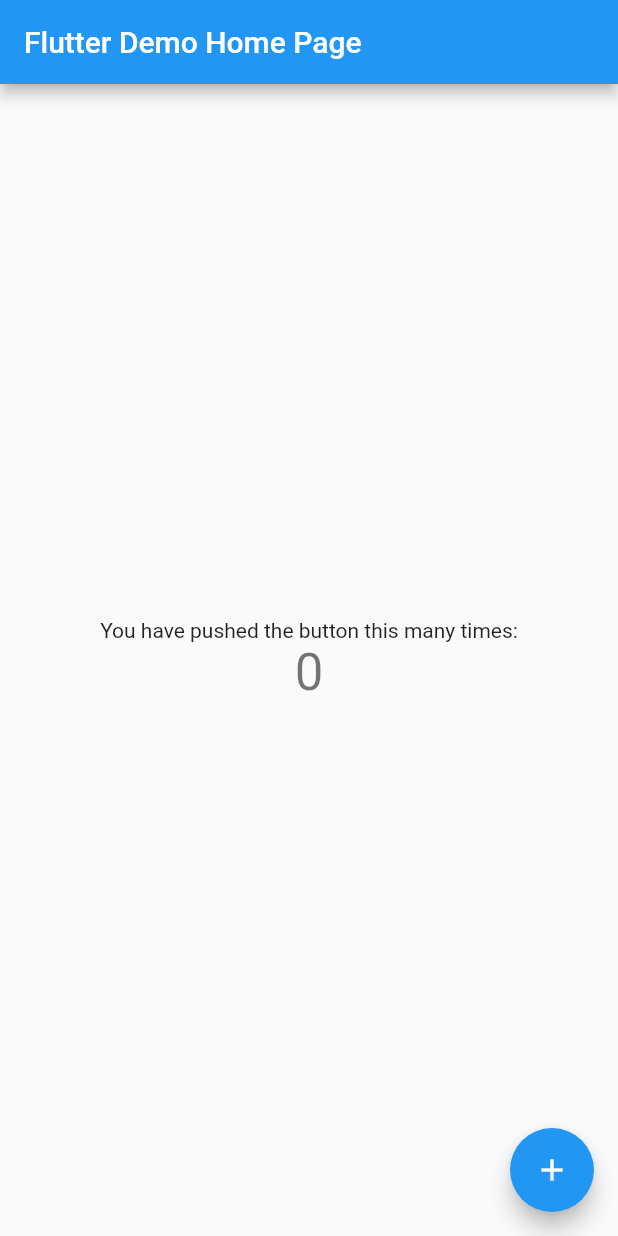
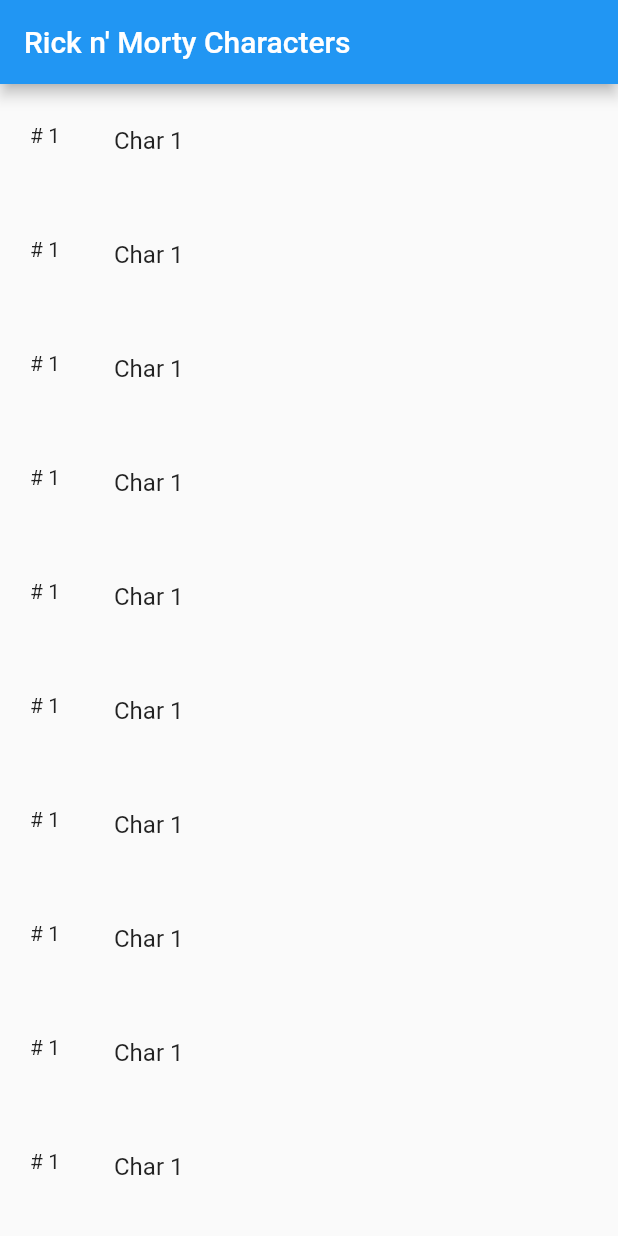
Before and after one commit to abdelrahman-saad/rick_n_morty, a Flutter app: the screen it shows after launch, on a phone screen of 412 x 824 dp. Run offline on Flutter 3.47's test engine with Material 2 defaults, Android fonts, the phone set to English and light mode, and no system bars.

Commit message:
adding simple UI

```diff
--- /dev/null
+++ b/lib/business_logic/models/character.dart
@@ -0,0 +1,15 @@
+class Character {
+
+  int id;
+  String name;
+  String status;
+  String species;
+  String type;
+  String gender;
+  String origin;
+  String locationName;
+  String imageURL;
+
+  Character.name(this.id, this.name, this.status, this.species, this.type,
+      this.gender, this.origin, this.locationName, this.imageURL);
+}
--- /dev/null
+++ b/lib/const.dart
@@ -0,0 +1,5 @@
+import 'package:flutter/cupertino.dart';
+
+TextStyle textStyle = TextStyle(
+fontSize: 25.0,
+);
--- a/lib/main.dart
+++ b/lib/main.dart
@@ -1,4 +1,6 @@
 import 'package:flutter/material.dart';
+import 'package:rick_n_morty/presentation/character_screen.dart';
+import 'package:rick_n_morty/presentation/characters_list_screen.dart';
 
 void main() {
   runApp(const MyApp());
@@ -6,110 +8,17 @@
 
 class MyApp extends StatelessWidget {
   const MyApp({Key? key}) : super(key: key);
-
-  // This widget is the root of your application.
   @override
   Widget build(BuildContext context) {
     return MaterialApp(
-      title: 'Flutter Demo',
-      theme: ThemeData(
-        // This is the theme of your application.
-        //
-        // Try running your application with "flutter run". You'll see the
-        // application has a blue toolbar. Then, without quitting the app, try
-        // changing the primarySwatch below to Colors.green and then invoke
-        // "hot reload" (press "r" in the console where you ran "flutter run",
-        // or simply save your changes to "hot reload" in a Flutter IDE).
-        // Notice that the counter didn't reset back to zero; the application
-        // is not restarted.
-        primarySwatch: Colors.blue,
-      ),
-      home: const MyHomePage(title: 'Flutter Demo Home Page'),
-    );
+        title: 'Rick n\' Morty Character',
+        theme: ThemeData(
+          primarySwatch: Colors.blue,
+        ),
+        initialRoute: '/',
+        routes: {
+          '/': (context) => const CharactersListScreen(),
+          CharacterScreen.route: (context) => const CharacterScreen()
+        });
   }
 }
-
-class MyHomePage extends StatefulWidget {
-  const MyHomePage({Key? key, required this.title}) : super(key: key);
-
-  // This widget is the home page of your application. It is stateful, meaning
-  // that it has a State object (defined below) that contains fields that affect
-  // how it looks.
-
-  // This class is the configuration for the state. It holds the values (in this
-  // case the title) provided by the parent (in this case the App widget) and
-  // used by the build method of the State. Fields in a Widget subclass are
-  // always marked "final".
-
-  final String title;
-
-  @override
-  State<MyHomePage> createState() => _MyHomePageState();
-}
-
-class _MyHomePageState extends State<MyHomePage> {
-  int _counter = 0;
-
-  void _incrementCounter() {
-    setState(() {
-      // This call to setState tells the Flutter framework that something has
-      // changed in this State, which causes it to rerun the build method below
-      // so that the display can reflect the updated values. If we changed
-      // _counter without calling setState(), then the build method would not be
-      // called again, and so nothing would appear to happen.
-      _counter++;
-    });
-  }
-
-  @override
-  Widget build(BuildContext context) {
-    // This method is rerun every time setState is called, for instance as done
-    // by the _incrementCounter method above.
-    //
-    // The Flutter framework has been optimized to make rerunning build methods
-    // fast, so that you can just rebuild anything that needs updating rather
-    // than having to individually change instances of widgets.
-    return Scaffold(
-      appBar: AppBar(
-        // Here we take the value from the MyHomePage object that was created by
-        // the App.build method, and use it to set our appbar title.
-        title: Text(widget.title),
-      ),
-      body: Center(
-        // Center is a layout widget. It takes a single child and positions it
-        // in the middle of the parent.
-        child: Column(
-          // Column is also a layout widget. It takes a list of children and
-          // arranges them vertically. By default, it sizes itself to fit its
-          // children horizontally, and tries to be as tall as its parent.
-          //
-          // Invoke "debug painting" (press "p" in the console, choose the
-          // "Toggle Debug Paint" action from the Flutter Inspector in Android
-          // Studio, or the "Toggle Debug Paint" command in Visual Studio Code)
-          // to see the wireframe for each widget.
-          //
-          // Column has various properties to control how it sizes itself and
-          // how it positions its children. Here we use mainAxisAlignment to
-          // center the children vertically; the main axis here is the vertical
-          // axis because Columns are vertical (the cross axis would be
-          // horizontal).
-          mainAxisAlignment: MainAxisAlignment.center,
-          children: <Widget>[
-            const Text(
-              'You have pushed the button this many times:',
-            ),
-            Text(
-              '$_counter',
-              style: Theme.of(context).textTheme.headline4,
-            ),
-          ],
-        ),
-      ),
-      floatingActionButton: FloatingActionButton(
-        onPressed: _incrementCounter,
-        tooltip: 'Increment',
-        child: const Icon(Icons.add),
-      ), // This trailing comma makes auto-formatting nicer for build methods.
-    );
-  }
-}
--- /dev/null
+++ b/lib/presentation/characters_list_screen.dart
@@ -0,0 +1,29 @@
+import 'package:flutter/material.dart';
+import 'package:rick_n_morty/presentation/character_screen.dart';
+
+class CharactersListScreen extends StatelessWidget {
+  const CharactersListScreen({Key? key}) : super(key: key);
+
+  @override
+  Widget build(BuildContext context) {
+    return Scaffold(
+      appBar: AppBar(
+        title: Text("Rick n' Morty Characters"),
+      ),
+      body: ListView.builder(
+        itemBuilder: (context, index) {
+          return ListTile(
+            title: const Text('Char 1'),
+            contentPadding:
+                const EdgeInsets.symmetric(vertical: 10, horizontal: 20),
+            leading: const Text('# 1'),
+            onTap: () {
+              Navigator.pushNamed(context, CharacterScreen.route);
+            },
+          );
+        },
+        itemCount: 10,
+      ),
+    );
+  }
+}
```
Also changed, not shown: lib/presentation/character_screen.dart (added, +41 -0 lines).
